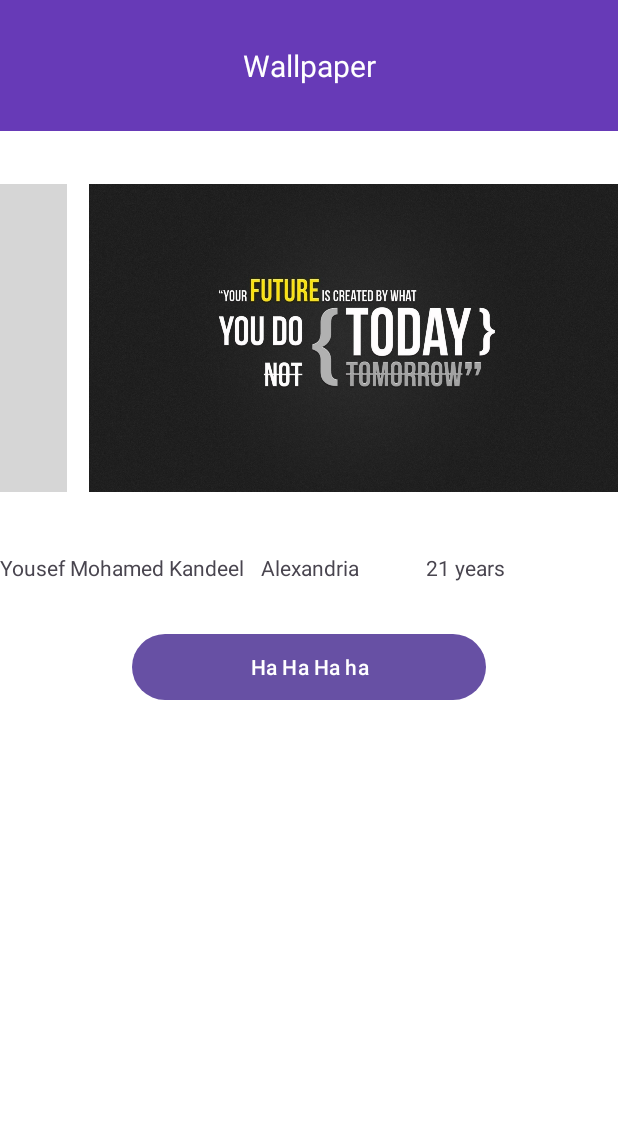
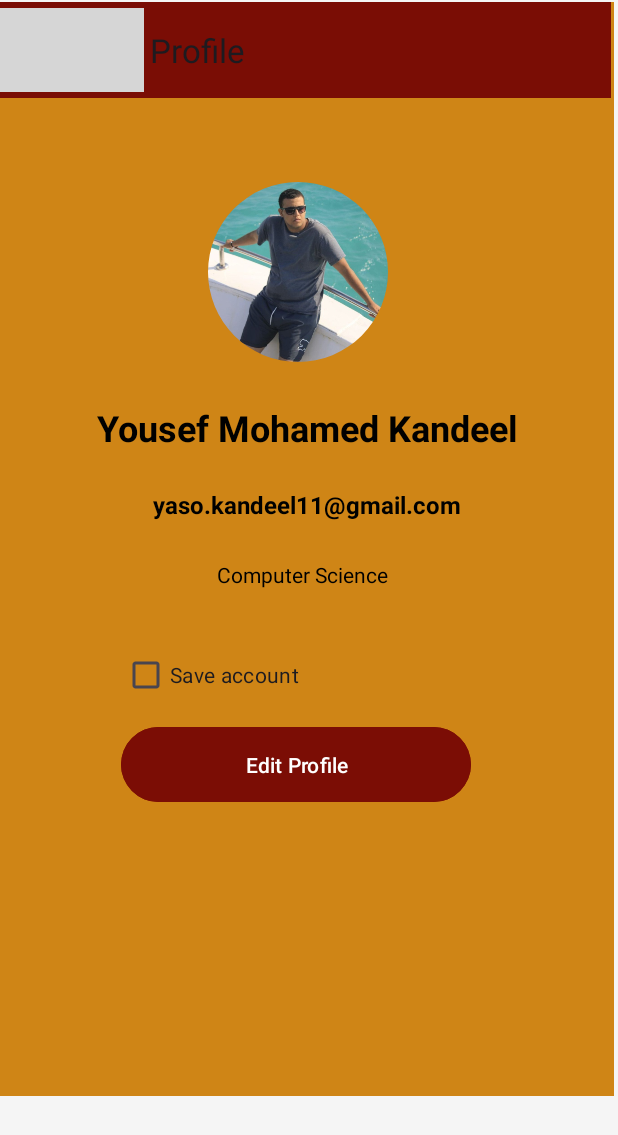
Before and after one commit to indoo24/apps, an Android app: the screen it shows after launch (MainActivity), on a phone screen of 412 x 824 dp. Shown: the top 1135 px of the screen. Run offline under Robolectric (Android 15) with nearby library versions, the phone set to English and light mode, and no system bars; our stand-ins replace CircleImageView; 2 statements that could not run were skipped; grey boxes are pictures that could not be loaded.

Commit message:
second assignment.

```diff
--- a/app/build.gradle.kts
+++ b/app/build.gradle.kts
@@ -33,6 +33,9 @@ android {
     kotlinOptions {
         jvmTarget = "11"
     }
+    buildFeatures{
+        viewBinding = true
+    }
 }
 
 dependencies {
--- a/app/src/main/AndroidManifest.xml
+++ b/app/src/main/AndroidManifest.xml
@@ -12,6 +12,10 @@
         android:supportsRtl="true"
         android:theme="@style/Theme.MyFirstApp"
         tools:targetApi="31">
+        <meta-data
+            android:name="example.meta.data"
+            android:value="some_value" />
+
         <activity
             android:name=".MainActivity"
             android:exported="true">
--- a/app/src/main/java/com/example/myfirstapp/MainActivity.kt
+++ b/app/src/main/java/com/example/myfirstapp/MainActivity.kt
@@ -5,9 +5,14 @@ import androidx.activity.enableEdgeToEdge
 import androidx.appcompat.app.AppCompatActivity
 import androidx.core.view.ViewCompat
 import androidx.core.view.WindowInsetsCompat
+import com.example.myfirstapp.databinding.ActivityMainBinding
 
 class MainActivity : AppCompatActivity() {
+        lateinit var binding: ActivityMainBinding
     override fun onCreate(savedInstanceState: Bundle?) {
+
+        binding = ActivityMainBinding.inflate(layoutInflater)
+        binding.profileName.text = "Yaso"
         super.onCreate(savedInstanceState)
         enableEdgeToEdge()
         setContentView(R.layout.activity_main)
@@ -16,5 +21,7 @@ class MainActivity : AppCompatActivity() {
             v.setPadding(systemBars.left, systemBars.top, systemBars.right, systemBars.bottom)
             insets
         }
+
     }
+
 }
--- a/app/src/main/res/layout/activity_main.xml
+++ b/app/src/main/res/layout/activity_main.xml
@@ -5,107 +5,111 @@
     android:id="@+id/main"
     android:layout_width="match_parent"
     android:layout_height="match_parent"
-    android:background="@color/white"
+    android:background="#F5F5F5"
     tools:context=".MainActivity">
 
-    <LinearLayout
-        android:layout_width="match_parent"
-        android:layout_height="match_parent"
-        android:orientation="vertical"
-        tools:layout_editor_absoluteX="16dp"
-        tools:layout_editor_absoluteY="26dp">
+
+    <androidx.constraintlayout.widget.ConstraintLayout
+        android:layout_width="409dp"
+        android:layout_height="729dp"
+        android:layout_marginTop="1dp"
+        android:background="#CF8516"
+        app:layout_constraintStart_toStartOf="parent"
+        app:layout_constraintTop_toTopOf="parent"
+        tools:ignore="MissingConstraints">
+
+
+        <com.google.android.material.imageview.ShapeableImageView
+            android:id="@+id/roundedImageView"
+            android:layout_width="120dp"
+            android:layout_height="120dp"
+            android:layout_marginTop="56dp"
+            android:scaleType="centerCrop"
+            android:src="@drawable/my_photo"
+            app:layout_constraintEnd_toEndOf="parent"
+            app:layout_constraintHorizontal_bias="0.48"
+            app:layout_constraintStart_toStartOf="parent"
+            app:layout_constraintTop_toBottomOf="@+id/toolbar"
+            app:shapeAppearanceOverlay="@style/CircleImageViewStyle" />
 
         <TextView
-            android:id="@+id/text1"
-            android:layout_width="match_parent"
+            android:id="@+id/profile_name"
+            android:layout_width="wrap_content"
             android:layout_height="wrap_content"
-            android:background="@color/pink"
-            android:padding="30dp"
-            android:text="@string/wallpaper"
-            android:textAlignment="center"
-            android:textColor="@color/white"
-            android:textSize="20sp">
+            android:layout_marginTop="27dp"
+            android:text="@string/my_name"
+            android:textColor="@color/black"
+            android:textSize="24sp"
+            android:textStyle="bold"
+            app:layout_constraintEnd_toEndOf="parent"
+            app:layout_constraintStart_toStartOf="parent"
+            app:layout_constraintTop_toBottomOf="@+id/roundedImageView" />
 
-        </TextView>
-
-        <LinearLayout
-
-            android:layout_width="match_parent"
-            android:layout_height="276dp">
-
-            <ImageView
-                android:id="@+id/image1"
-                android:layout_marginRight="7dp"
-                android:layout_width="wrap_content"
-                android:layout_height="205dp"
-                android:layout_gravity="center"
-                android:layout_weight="1"
-                android:scaleType="fitXY"
-                android:src="@drawable/mountain">
-
-            </ImageView>
-
-
-            <ImageView
-                android:layout_marginLeft="7dp"
-                android:id="@+id/image2"
-                android:layout_width="wrap_content"
-                android:layout_height="205dp"
-                android:layout_gravity="center"
-                android:layout_weight="1"
-                android:scaleType="fitXY"
-                android:src="@drawable/wallpaperflare">
-
-            </ImageView>
-
-        </LinearLayout>
-
-
-        <LinearLayout
-
+        <TextView
+            android:id="@+id/profile_email"
             android:layout_width="wrap_content"
-            android:layout_height="55dp"
-            android:orientation="horizontal">
-
-            <TextView
-                android:layout_width="174dp"
-                android:layout_height="44dp"
-                android:layout_gravity="center"
-                android:scaleType="fitXY"
-                android:text="@string/my_name">
-
-            </TextView>
-
-            <TextView
-                android:layout_width="110dp"
-                android:layout_height="44dp"
-                android:layout_gravity="center"
-                android:scaleType="fitXY"
-                android:text="@string/home">
-
-            </TextView>
-
-            <TextView
-                android:layout_width="295dp"
-                android:layout_height="44dp"
-                android:layout_gravity="center"
-                android:scaleType="fitXY"
-                android:text="@string/age">
-
-            </TextView>
-
-
-        </LinearLayout>
+            android:layout_height="wrap_content"
+            android:layout_marginTop="24dp"
+            android:text="@string/email"
+            android:textColor="@color/black"
+            android:textSize="16sp"
+            android:textStyle="bold"
+            app:layout_constraintEnd_toEndOf="parent"
+            app:layout_constraintStart_toStartOf="parent"
+            app:layout_constraintTop_toBottomOf="@+id/profile_name" />
 
         <Button
-            android:id="@+id/button2"
-            android:layout_width="236dp"
-            android:layout_height="52dp"
-            android:layout_gravity="center"
-            android:gravity="center"
-            android:text="@string/button" />
+            android:id="@+id/edit_profile_button"
+            android:layout_width="233dp"
+            android:layout_height="58dp"
+            android:layout_marginTop="26dp"
+            android:layout_marginBottom="211dp"
+            android:backgroundTint="@color/primary_color"
+            android:text="@string/button"
+            android:textColor="@color/white"
+            app:layout_constraintBottom_toBottomOf="parent"
+            app:layout_constraintEnd_toEndOf="parent"
+            app:layout_constraintHorizontal_bias="0.46"
+            app:layout_constraintStart_toStartOf="parent"
+            app:layout_constraintTop_toBottomOf="@+id/checkBox" />
 
-    </LinearLayout>
+        <TextView
+            android:id="@+id/textView"
+            android:layout_width="wrap_content"
+            android:layout_height="wrap_content"
+            android:layout_marginTop="26dp"
+            android:text="@string/study"
+            android:textColor="#000000"
+            app:layout_constraintEnd_toEndOf="parent"
+            app:layout_constraintHorizontal_bias="0.489"
+            app:layout_constraintStart_toStartOf="parent"
+            app:layout_constraintTop_toBottomOf="@+id/profile_email" />
 
+        <CheckBox
+            android:id="@+id/checkBox"
+            android:layout_width="wrap_content"
+            android:layout_height="wrap_content"
+            android:layout_marginStart="81dp"
+            android:layout_marginTop="33dp"
+            android:layout_marginEnd="209dp"
+            android:text="Save account"
+            app:layout_constraintEnd_toEndOf="parent"
+            app:layout_constraintHorizontal_bias="0.0"
+            app:layout_constraintStart_toStartOf="parent"
+            app:layout_constraintTop_toBottomOf="@+id/textView" />
 
+        <androidx.appcompat.widget.Toolbar
+            android:id="@+id/toolbar"
+            android:layout_width="407dp"
+            android:layout_height="wrap_content"
+            android:background="#7A0D05"
+            android:minHeight="?attr/actionBarSize"
+            android:textAlignment="center"
+            android:theme="?attr/actionBarTheme"
+            app:navigationIcon="@drawable/icon_back"
+            app:title="@string/app_title"
+            tools:layout_editor_absoluteX="0dp"
+            tools:layout_editor_absoluteY="0dp" />
+
+    </androidx.constraintlayout.widget.ConstraintLayout>
 </androidx.constraintlayout.widget.ConstraintLayout>
--- a/app/src/main/res/values/colors.xml
+++ b/app/src/main/res/values/colors.xml
@@ -4,4 +4,7 @@
     <color name="white">#FFFFFFFF</color>
     <color name="pink">#673AB7</color>
     <color name="red">#880606</color>
+    <color name="gray">#A8A5A5</color>
+    <color name="primary_color">#7B0D05</color>
+    <color name="error_color">#FFEB3B</color>
 </resources>
--- a/app/src/main/res/values/strings.xml
+++ b/app/src/main/res/values/strings.xml
@@ -1,8 +1,10 @@
 <resources>
     <string name="app_name">My First App</string>
     <string name="wallpaper">Wallpaper</string>
-    <string name="button">Ha Ha Ha ha</string>
+    <string name="button"> Edit Profile</string>
     <string name="my_name">Yousef Mohamed Kandeel</string>
-    <string name="age">21 years</string>
-    <string name="home">Alexandria</string>
+    <string name="app_title">Profile</string>
+    <string name="email">yaso.kandeel11@gmail.com</string>
+    <string name="study">Computer Science</string>
+
 </resources>
--- /dev/null
+++ b/app/src/main/res/values/style.xml
@@ -0,0 +1,8 @@
+<?xml version="1.0" encoding="utf-8"?>
+<resources>
+    <style name="CircleImageViewStyle" parent="">
+        <item name="cornerFamily">rounded</item>
+        <item name="cornerSize">50%</item>
+    </style>
+
+</resources>
--- a/gradle/libs.versions.toml
+++ b/gradle/libs.versions.toml
@@ -1,5 +1,5 @@
 [versions]
-agp = "8.7.1"
+agp = "8.7.2"
 kotlin = "1.9.24"
 coreKtx = "1.10.1"
 junit = "4.13.2"
```
Also changed, not shown: app/src/main/res/drawable/my_photo.jpg (added), app/src/main/res/drawable/wallpaperflare.jpg (deleted).
